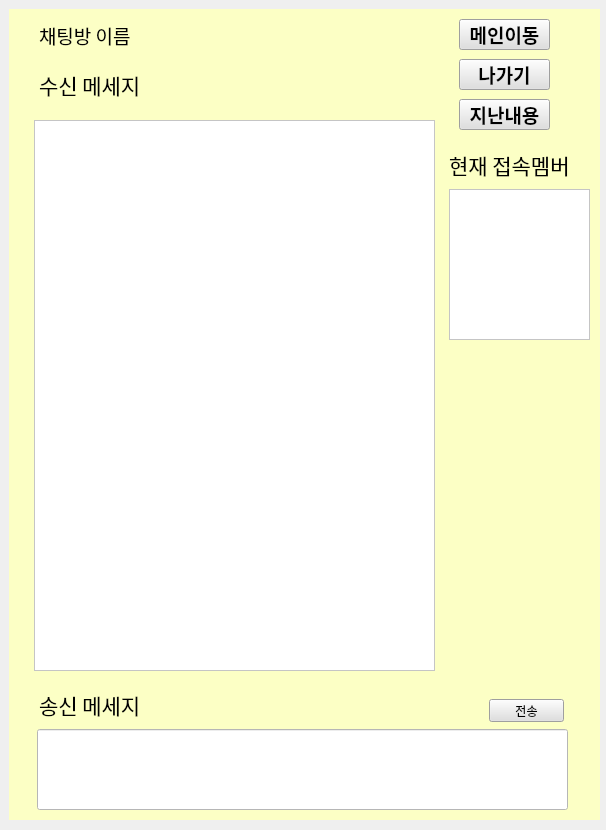
Qt form eh_chatting.ui (songhwa1/kakaojang) before a commit.
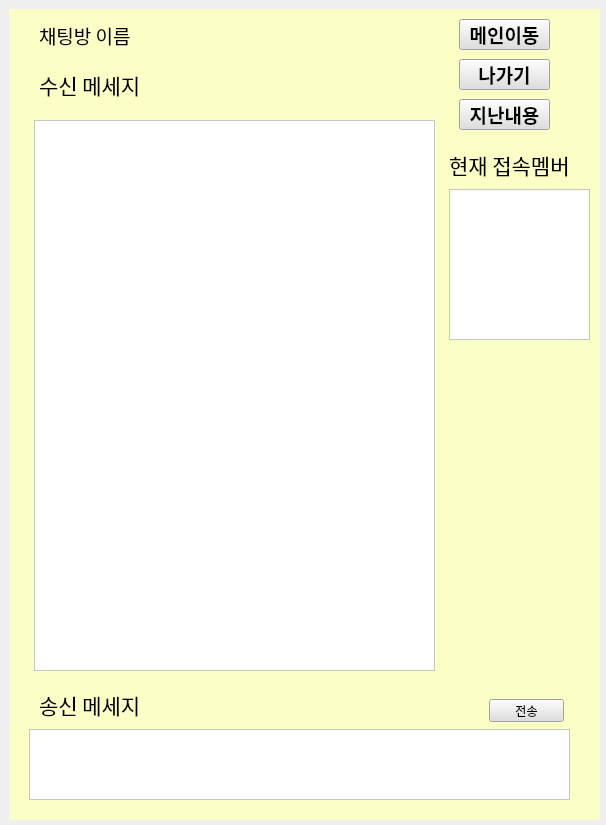
The same form after that commit.

Commit message: 송신메시지박스 라인에딧에서 텍스트에딧으로 변경

```diff
--- a/eh_chatting.ui
+++ b/eh_chatting.ui
@@ -7,7 +7,7 @@
     <x>0</x>
     <y>0</y>
     <width>606</width>
-    <height>830</height>
+    <height>825</height>
    </rect>
   </property>
   <property name="windowTitle">
@@ -219,19 +219,6 @@
       <string>수신 메세지</string>
      </property>
     </widget>
-    <widget class="QLineEdit" name="send_lineEdit">
-     <property name="geometry">
-      <rect>
-       <x>28</x>
-       <y>720</y>
-       <width>531</width>
-       <height>81</height>
-      </rect>
-     </property>
-     <property name="styleSheet">
-      <string notr="true">background-color: rgb(255, 255, 255);</string>
-     </property>
-    </widget>
     <widget class="QListWidget" name="msg_listWidget">
      <property name="geometry">
       <rect>
@@ -388,6 +375,26 @@
       <string>지난내용</string>
      </property>
     </widget>
+    <widget class="QTextEdit" name="send_lineEdit">
+     <property name="geometry">
+      <rect>
+       <x>20</x>
+       <y>720</y>
+       <width>541</width>
+       <height>71</height>
+      </rect>
+     </property>
+     <property name="styleSheet">
+      <string notr="true">background-color: rgb(255, 255, 255);</string>
+     </property>
+     <property name="html">
+      <string>&lt;!DOCTYPE HTML PUBLIC &quot;-//W3C//DTD HTML 4.0//EN&quot; &quot;http://www.w3.org/TR/REC-html40/strict.dtd&quot;&gt;
+&lt;html&gt;&lt;head&gt;&lt;meta name=&quot;qrichtext&quot; content=&quot;1&quot; /&gt;&lt;style type=&quot;text/css&quot;&gt;
+p, li { white-space: pre-wrap; }
+&lt;/style&gt;&lt;/head&gt;&lt;body style=&quot; font-family:'Gulim'; font-size:9pt; font-weight:400; font-style:normal;&quot;&gt;
+&lt;p style=&quot;-qt-paragraph-type:empty; margin-top:0px; margin-bottom:0px; margin-left:0px; margin-right:0px; -qt-block-indent:0; text-indent:0px;&quot;&gt;&lt;br /&gt;&lt;/p&gt;&lt;/body&gt;&lt;/html&gt;</string>
+     </property>
+    </widget>
    </widget>
   </widget>
  </widget>
```
